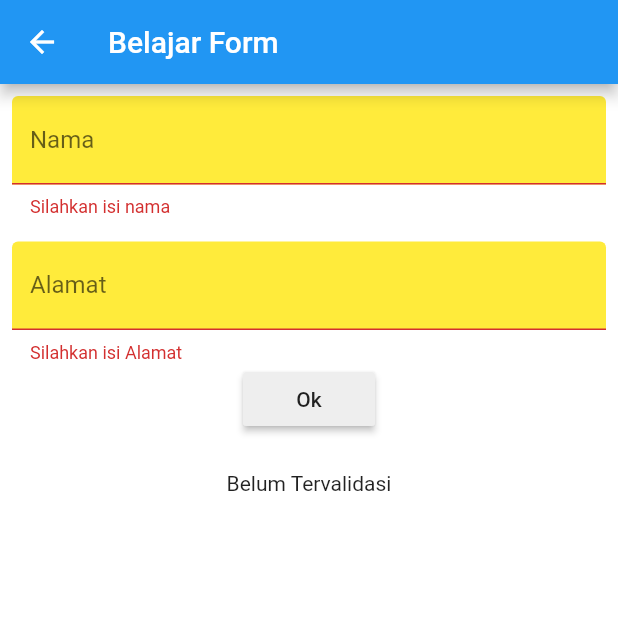
After one commit to WildanSuyuti/learn_flutter_af, a Flutter app: the FormFieldPage screen opened by its route, after a tap on "Ok", on a phone screen of 412 x 824 dp, the top half of it. The commit adds this screen. Run offline on Flutter 3.47's test engine with Material 2 defaults, Android fonts, the phone set to English and light mode, and no system bars.

Commit message:
latihan text form field

```diff
--- a/lib/main.dart
+++ b/lib/main.dart
@@ -1,5 +1,6 @@
 import 'package:flutter/material.dart';
 import 'package:learn_flutter/pages/first_page.dart';
+import 'package:learn_flutter/pages/form_field_page.dart';
 import 'package:learn_flutter/pages/second_page.dart';
 import 'package:learn_flutter/pages/third_page.dart';
 
@@ -12,12 +13,12 @@ class Application extends StatelessWidget {
   Widget build(BuildContext context) {
     return MaterialApp(
       debugShowCheckedModeBanner: false,
-      // home: const FirstPage(),
       initialRoute: '/',
       routes: {
         FirstPage.route: (context) => const FirstPage(),
         SecondPage.route: (context) => const SecondPage(),
         '/third': (context) => const ThirdPage(),
+        FormFieldPage.route: (context) => const FormFieldPage(),
       },
     );
   }
--- a/lib/pages/first_page.dart
+++ b/lib/pages/first_page.dart
@@ -1,4 +1,5 @@
 import 'package:flutter/material.dart';
+import 'package:learn_flutter/pages/form_field_page.dart';
 
 class FirstPage extends StatelessWidget {
   const FirstPage({Key? key}) : super(key: key);
@@ -15,6 +16,15 @@ class FirstPage extends StatelessWidget {
         child: Column(
           mainAxisSize: MainAxisSize.min,
           children: [
+            Padding(
+              padding: const EdgeInsets.only(bottom: 16),
+              child: ElevatedButton(
+                onPressed: () {
+                  Navigator.pushNamed(context, FormFieldPage.route);
+                },
+                child: const Text('Form Field Demo'),
+              ),
+            ),
             Padding(
               padding: const EdgeInsets.only(bottom: 16),
               child: ElevatedButton(
--- /dev/null
+++ b/lib/pages/form_field_page.dart
@@ -0,0 +1,79 @@
+import 'package:flutter/material.dart';
+
+class FormFieldPage extends StatefulWidget {
+  const FormFieldPage({Key? key}) : super(key: key);
+
+  static const route = '/form-field-page';
+
+  @override
+  State<FormFieldPage> createState() => _FormFieldPageState();
+}
+
+class _FormFieldPageState extends State<FormFieldPage> {
+  final GlobalKey<FormState> _formKey = GlobalKey<FormState>();
+
+  String? _message;
+
+  @override
+  Widget build(BuildContext context) {
+    return Scaffold(
+      appBar: AppBar(title: const Text('Belajar Form')),
+      backgroundColor: Colors.white,
+      body: Padding(
+        padding: const EdgeInsets.all(8.0),
+        child: Form(
+          key: _formKey,
+          child: Column(
+            children: [
+              TextFormField(
+                decoration: const InputDecoration(
+                  hintText: 'Masukkan Nama',
+                  label: Text('Nama'),
+                  filled: true,
+                  fillColor: Colors.yellow,
+                ),
+                validator: (String? value) {
+                  if (value?.isEmpty ?? false) {
+                    setState(() => _message = 'Belum Tervalidasi');
+                    return 'Silahkan isi nama';
+                  }
+                  if((value?.length ?? 0) < 6){
+                    return 'Nama tidak boleh kurang dari 6 karakter';
+                  }
+                  return null;
+                },
+              ),
+              const SizedBox(height: 16),
+              TextFormField(
+                decoration: const InputDecoration(
+                  hintText: 'Masukkan Alamat',
+                  label: Text('Alamat'),
+                  filled: true,
+                  fillColor: Colors.yellow,
+                ),
+                validator: (String? value) {
+                  if (value?.isEmpty ?? false) {
+                    setState(() => _message = 'Belum Tervalidasi');
+                    return 'Silahkan isi Alamat';
+                  }
+                  return null;
+                },
+              ),
+              MaterialButton(
+                color: Colors.grey[200],
+                onPressed: () {
+                  if (_formKey.currentState?.validate() ?? false) {
+                    setState(() => _message = 'Berhasil Tervalidasi');
+                  }
+                },
+                child: const Text('Ok'),
+              ),
+              const SizedBox(height: 24),
+              Text(_message ?? 'Belum Tervalidasi'),
+            ],
+          ),
+        ),
+      ),
+    );
+  }
+}
--- a/lib/pages/second_page.dart
+++ b/lib/pages/second_page.dart
@@ -1,6 +1,5 @@
 import 'package:flutter/material.dart';
 import 'package:learn_flutter/pages/first_page.dart';
-import 'package:learn_flutter/pages/third_page.dart';
 
 class SecondPage extends StatelessWidget {
   const SecondPage({Key? key}) : super(key: key);
@@ -37,11 +36,6 @@ class SecondPage extends StatelessWidget {
               ),
               ElevatedButton(
                 onPressed: () {
-/*                  Navigator.push(
-                    context,
-                    MaterialPageRoute(builder: (context) => const ThirdPage()),
-                  );*/
-                  // Navigator.pushNamed(context, '/third');
                   Navigator.pushNamedAndRemoveUntil(
                     context,
                     '/third',
```
